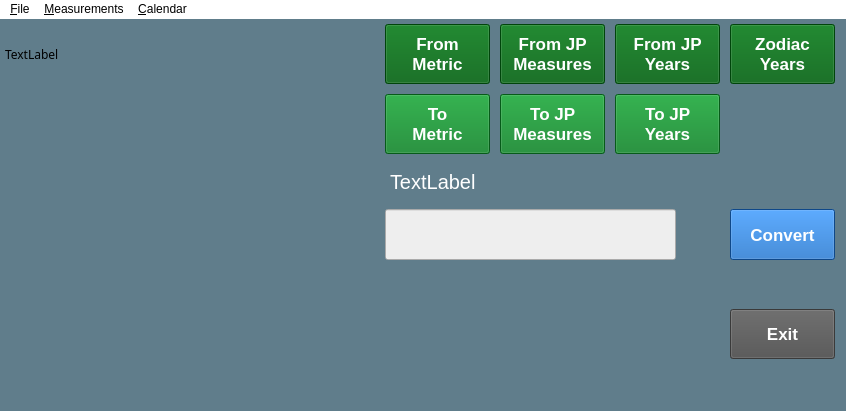
This is main3.ui in Robb-S/JpConverter as Qt 5 draws it before an edit. The edited form follows.
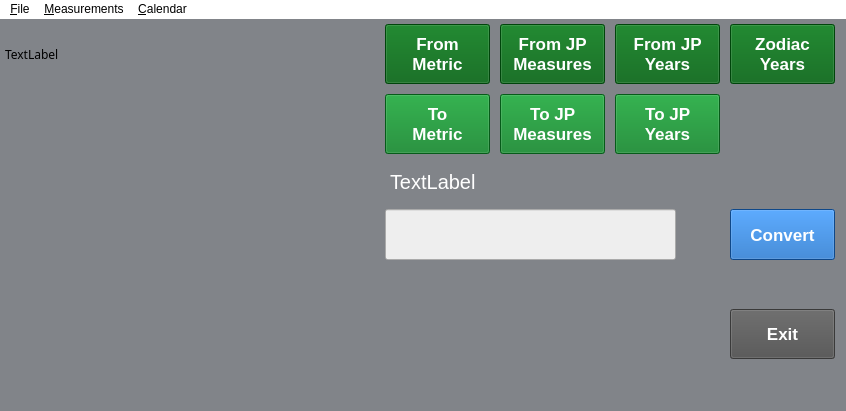
This is the edited form. Icons and pictures are not drawn.

Commit message: change color of main widget, streamline ui file name

The edit to the form file:
```diff
--- a/main3.ui
+++ b/main3.ui
@@ -63,7 +63,7 @@
     <bool>false</bool>
    </property>
    <property name="styleSheet">
-    <string notr="true">background-color: #607D8B;</string>
+    <string notr="true">background-color: #818489;</string>
    </property>
    <widget class="QPushButton" name="button_convert">
     <property name="geometry">
```
The commit also changes 3 other files.
